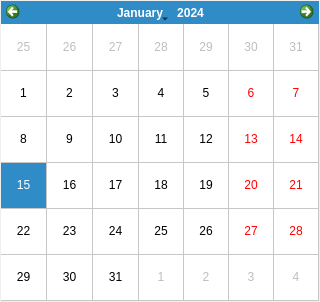
Qt form atklip/gui/top_bar/goto/calendar.ui (pattty847/AutoTradingKit) before a commit.
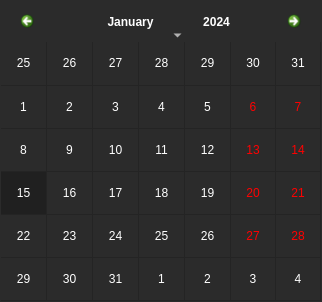
The same form after that commit. Icons and pictures are not drawn.

What changed in the file:
```diff
--- a/atklip/gui/top_bar/goto/calendar.ui
+++ b/atklip/gui/top_bar/goto/calendar.ui
@@ -20,7 +20,179 @@
    <string>Frame</string>
   </property>
   <property name="styleSheet">
-   <string notr="true"/>
+   <string notr="true">QWidget {
+    background-color: #2b2b2b;
+	color:#eaeaea;
+	border: solid;
+	border-width: 0px;
+	border-color: transparent;
+    border-radius: 5px;
+
+}
+
+QCalendarWidget QToolButton
+{
+	height:38px;
+	width:50px;
+	color:white;
+	font:18px 'Segoe UI', 'Microsoft YaHei', 'PingFang SC';
+	icon-size:18px 18px;
+	background-color:#2b2b2b;
+}
+QCalendarWidget QToolButton:hover
+{
+	background-color:#202020;
+}
+
+QCalendarWidget QWidget#qt_calendar_navigationbar
+{
+	height:35px;
+	background-color:#2b2b2b;
+
+}
+
+
+#qt_calendar_prevmonth,
+#qt_calendar_nextmonth
+{
+	border:none;
+	qproperty-icon:none;
+	background-color:transparent;
+}
+
+
+#qt_calendar_prevmonth
+{
+	qproperty-icon: url(:/qfluentwidgets/images/icons/CareLeftSolid_white.svg);
+	icon-size: 15px 15px
+}
+
+#qt_calendar_nextmonth
+{
+	qproperty-icon: url(:/qfluentwidgets/images/icons/CareRightSolid_white.svg);
+	icon-size: 15px 15px
+}
+
+
+#qt_calendar_prevmonth:hover,
+#qt_calendar_nextmonth:hover
+{
+	background-color:#202020;
+}
+
+
+
+
+#qt_calendar_monthbutton
+{
+	width:100px;
+	font:18px 'Segoe UI', 'Microsoft YaHei', 'PingFang SC';
+	color:white;
+	background-color:#2b2b2b;
+	margin: 0px 2px;
+	padding: 0px 2px
+
+}
+
+#qt_calendar_yearbutton
+{
+	font:18px 'Segoe UI', 'Microsoft YaHei', 'PingFang SC';
+	color:white;
+	background-color:#2b2b2b;
+	margin: 0px 2px;
+	padding: 0px 2px
+
+}
+
+#qt_calendar_monthbutton:hover,
+#qt_calendar_yearbutton:hover
+{
+	background-color:#202020;
+}
+
+/* MenuBar Code */
+
+QCalendarWidget QMenu
+{
+	width:150px;
+	color:white;
+	font:14px 'Segoe UI', 'Microsoft YaHei', 'PingFang SC';
+	background-color:#2b2b2b;
+}
+
+/* SpinBox Code */
+
+
+
+/* Calendar View Code */
+QCalendarWidget QWidget
+{
+	alternate-background-color:#2b2b2b;
+}
+
+
+QCalendarWidget QAbstractItemView:enabled
+{
+	font:14px 'Segoe UI', 'Microsoft YaHei', 'PingFang SC';
+	color:white;
+	background-color:#2b2b2b;
+	selection-background-color:#202020;
+	selection-color:white;
+}
+QCalendarWidget QAbstractItemView:disabled
+{
+	color:rgb(100,100,100);
+}
+
+QCalendarWidget QSpinBox
+{
+	width:60px;
+	height:25px;
+	font:14px 'Segoe UI', 'Microsoft YaHei', 'PingFang SC';
+	color:white;
+	background-color:#2b2b2b;
+}
+
+#qt_calendar_calendarview
+{
+	font:14px 'Segoe UI', 'Microsoft YaHei', 'PingFang SC';
+	color:white;
+	background-color:#2b2b2b;
+	border-width: 0px;
+	border-color: #2b2b2b;
+    border-radius:5px;
+}
+
+
+#qt_calendar_calendarview::item
+{
+	background-color:#2b2b2b;
+	border-width: 0px;
+	border-color: #2b2b2b;
+    border-radius:25px;
+
+}
+
+
+#qt_calendar_calendarview::item:hover
+{
+	background-color:#202020;
+	border-width: 0px;
+	border-color: #202020;
+    border-radius:20px;
+
+}
+
+#qt_calendar_calendarview::item:selected
+{
+	background-color:black;
+	border-width: 0px;
+	border-color: black;
+    border-radius:20px;
+	
+}
+
+</string>
   </property>
   <layout class="QVBoxLayout" name="verticalLayout" stretch="0">
    <property name="spacing">
```
